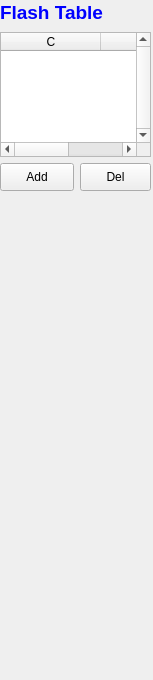
This is NandFlashTestGUI/GeneralMenu.ui in VenSaber/NandFlashTestGUI as Qt 5 draws it before an edit. The edited form follows.
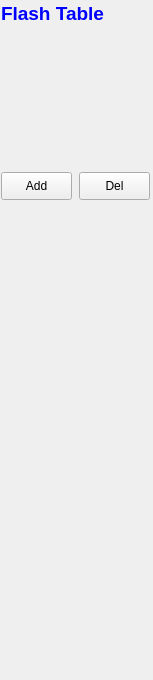
This is the edited form.

Diff of the .ui file:
```diff
--- a/NandFlashTestGUI/GeneralMenu.ui
+++ b/NandFlashTestGUI/GeneralMenu.ui
@@ -10,78 +10,15 @@
     <height>680</height>
    </rect>
   </property>
-  <widget class="QWidget" name="gridLayoutWidget">
-   <property name="geometry">
-    <rect>
-     <x>0</x>
-     <y>0</y>
-     <width>151</width>
-     <height>191</height>
-    </rect>
-   </property>
-   <layout class="QGridLayout" name="gridLayout">
-    <item row="0" column="0">
-     <widget class="QLabel" name="flashTableLabel">
-      <property name="enabled">
-       <bool>true</bool>
-      </property>
-      <property name="sizePolicy">
-       <sizepolicy hsizetype="MinimumExpanding" vsizetype="Fixed">
-        <horstretch>0</horstretch>
-        <verstretch>0</verstretch>
-       </sizepolicy>
-      </property>
-      <property name="minimumSize">
-       <size>
-        <width>153</width>
-        <height>26</height>
-       </size>
-      </property>
-      <property name="text">
-       <string>&lt;html&gt;&lt;head/&gt;&lt;body&gt;&lt;p&gt;&lt;span style=&quot; font-size:14pt; font-weight:600; color:#0000ff;&quot;&gt;Flash Table&lt;/span&gt;&lt;/p&gt;&lt;/body&gt;&lt;/html&gt;</string>
-      </property>
-     </widget>
-    </item>
-    <item row="2" column="0" colspan="2">
-     <widget class="QTableWidget" name="flashTabeWidget">
-      <property name="sizePolicy">
-       <sizepolicy hsizetype="Expanding" vsizetype="Fixed">
-        <horstretch>0</horstretch>
-        <verstretch>0</verstretch>
-       </sizepolicy>
-      </property>
-      <property name="maximumSize">
-       <size>
-        <width>231</width>
-        <height>192</height>
-       </size>
-      </property>
-      <property name="verticalScrollBarPolicy">
-       <enum>Qt::ScrollBarAlwaysOn</enum>
-      </property>
-      <property name="horizontalScrollBarPolicy">
-       <enum>Qt::ScrollBarAsNeeded</enum>
-      </property>
-      <property name="sizeAdjustPolicy">
-       <enum>QAbstractScrollArea::AdjustIgnored</enum>
-      </property>
-      <property name="showGrid">
-       <bool>true</bool>
-      </property>
-      <column>
-       <property name="text">
-        <string>C</string>
-       </property>
-      </column>
-      <column>
-       <property name="text">
-        <string>Type</string>
-       </property>
-      </column>
-     </widget>
-    </item>
-    <item row="3" column="0">
      <widget class="QPushButton" name="addButton">
+   <property name="geometry">
+    <rect>
+     <x>1</x>
+     <y>172</y>
+     <width>71</width>
+     <height>28</height>
+    </rect>
+   </property>
       <property name="sizePolicy">
        <sizepolicy hsizetype="MinimumExpanding" vsizetype="Fixed">
         <horstretch>0</horstretch>
@@ -98,9 +35,15 @@
        <string>Add</string>
       </property>
      </widget>
-    </item>
-    <item row="3" column="1">
      <widget class="QPushButton" name="deleteButton">
+   <property name="geometry">
+    <rect>
+     <x>79</x>
+     <y>172</y>
+     <width>71</width>
+     <height>28</height>
+    </rect>
+   </property>
       <property name="sizePolicy">
        <sizepolicy hsizetype="MinimumExpanding" vsizetype="Fixed">
         <horstretch>0</horstretch>
@@ -117,12 +60,33 @@
        <string>Del</string>
       </property>
      </widget>
-    </item>
-   </layout>
-   <zorder>flashTabeWidget</zorder>
-   <zorder>flashTableLabel</zorder>
-   <zorder>addButton</zorder>
-   <zorder>deleteButton</zorder>
+  <widget class="QLabel" name="flashTableLabel">
+   <property name="enabled">
+    <bool>true</bool>
+   </property>
+   <property name="geometry">
+    <rect>
+     <x>1</x>
+     <y>1</y>
+     <width>153</width>
+     <height>26</height>
+    </rect>
+   </property>
+   <property name="sizePolicy">
+    <sizepolicy hsizetype="MinimumExpanding" vsizetype="Fixed">
+     <horstretch>0</horstretch>
+     <verstretch>0</verstretch>
+    </sizepolicy>
+   </property>
+   <property name="minimumSize">
+    <size>
+     <width>153</width>
+     <height>26</height>
+    </size>
+   </property>
+   <property name="text">
+    <string>&lt;html&gt;&lt;head/&gt;&lt;body&gt;&lt;p&gt;&lt;span style=&quot; font-size:14pt; font-weight:600; color:#0000ff;&quot;&gt;Flash Table&lt;/span&gt;&lt;/p&gt;&lt;/body&gt;&lt;/html&gt;</string>
+   </property>
   </widget>
  </widget>
  <resources/>
```
Lines whose indentation alone changed are shown as unchanged.
